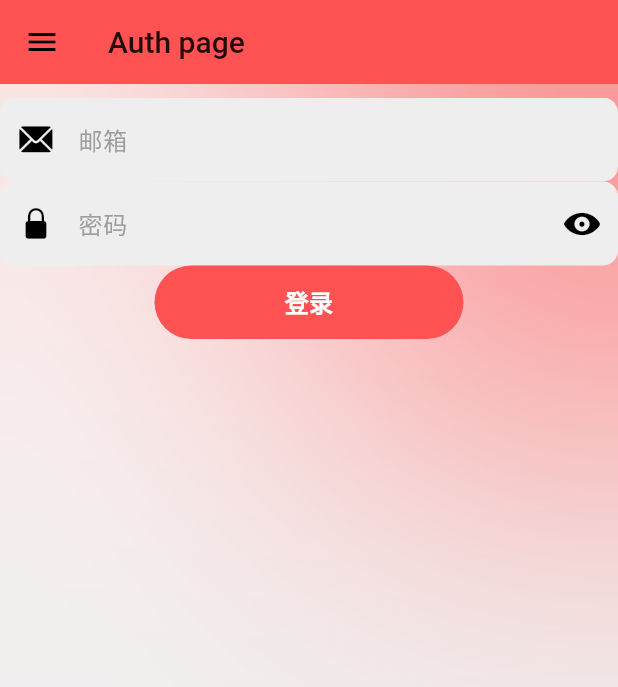
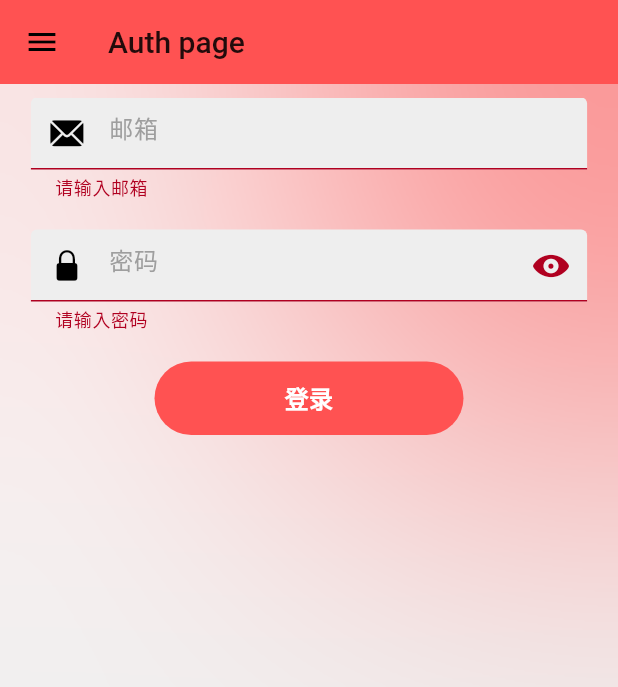
Before and after one commit to Keekuun/hello_flutter_pizza_app, a Flutter app: the screen it shows after launch, scrolled down 56 dp, after a tap on "登录", on a phone screen of 412 x 824 dp. Shown: the top 687 px of the screen. Run offline on Flutter 3.47's test engine with Material 3 defaults, Android fonts, the phone set to English and light mode, and no system bars.

Commit message:
feat: update sign page

```diff
--- a/lib/pages/auth/sign_in_page.dart
+++ b/lib/pages/auth/sign_in_page.dart
@@ -1,3 +1,5 @@
+import 'dart:developer';
+
 import 'package:flutter/cupertino.dart';
 import 'package:flutter/material.dart';
 
@@ -13,6 +15,7 @@ class SignInPage extends StatefulWidget {
 class _SignInPageState extends State<SignInPage> {
   final emailController = TextEditingController();
   final pwdController = TextEditingController();
+  final _formKey = GlobalKey<FormState>();
 
   String? _errorMsg;
   IconData pwdIcon = CupertinoIcons.eye_fill;
@@ -23,9 +26,11 @@ class _SignInPageState extends State<SignInPage> {
   @override
   Widget build(BuildContext context) {
     return Form(
+      key: _formKey,
       child: Column(
         children: [
           SizedBox(
+            width: MediaQuery.of(context).size.width * 0.9,
             child: MyTextField(
                 controller: emailController,
                 hintText: '邮箱',
@@ -33,17 +38,11 @@ class _SignInPageState extends State<SignInPage> {
                 keyboardType: TextInputType.emailAddress,
                 prefixIcon: const Icon(CupertinoIcons.mail_solid),
                 errorMsg: _errorMsg,
-                validator: (val) {
-                  if (val!.isEmpty) {
-                    return 'Please fill in this field';
-                  } else if (!RegExp(r'^[\w-\.]+@([\w-]+.)+[\w-]{2,4}$')
-                      .hasMatch(val)) {
-                    return 'Please enter a valid email';
-                  }
-                  return null;
-                }),
+                validator: _checkEmailValid),
           ),
+          const SizedBox(height: 20),
           SizedBox(
+            width: MediaQuery.of(context).size.width * 0.9,
             child: MyTextField(
               controller: pwdController,
               hintText: '密码',
@@ -51,34 +50,19 @@ class _SignInPageState extends State<SignInPage> {
               keyboardType: TextInputType.visiblePassword,
               prefixIcon: const Icon(CupertinoIcons.lock_fill),
               errorMsg: _errorMsg,
-              validator: (val) {
-                if (val!.isEmpty) {
-                  return 'Please fill in this field';
-                } else if (!RegExp(r'^[\w-\.]+@([\w-]+.)+[\w-]{2,4}$')
-                    .hasMatch(val)) {
-                  return 'Please enter a valid email';
-                }
-                return null;
-              },
+              validator: _checkPwdValid,
               suffixIcon: IconButton(
-                onPressed: () {
-                  setState(() {
-                    pwdVisible = !pwdVisible;
-
-                    pwdIcon = pwdVisible
-                        ? CupertinoIcons.eye_fill
-                        : CupertinoIcons.eye_slash_fill;
-                  });
-                },
+                onPressed: _handlePwdVisible,
                 icon: Icon(pwdIcon),
               ),
             ),
           ),
+          const SizedBox(height: 20),
           !signInRequired
               ? SizedBox(
                   width: MediaQuery.of(context).size.width * 0.5,
                   child: TextButton(
-                      onPressed: () {},
+                      onPressed: _handleLogin,
                       style: TextButton.styleFrom(
                           elevation: 3.0,
                           backgroundColor:
@@ -104,4 +88,42 @@ class _SignInPageState extends State<SignInPage> {
       ),
     );
   }
+
+  String? _checkEmailValid(String? val) {
+    if (val!.isEmpty) {
+      return '请输入邮箱';
+    } else if (!RegExp(r'^[\w-\.]+@([\w-]+.)+[\w-]{2,4}$').hasMatch(val)) {
+      return '您输入的邮箱不合法';
+    }
+    return null;
+  }
+
+  String? _checkPwdValid(String? val) {
+    if (val!.isEmpty) {
+      return '请输入密码';
+    } else if (!RegExp(
+            r'^(?=.*?[A-Z])(?=.*?[a-z])(?=.*?[0-9])(?=.*?[!@#\$&*~`)\%\-(_+=;:,.<>/?"[{\]}\|^]).{8,}$')
+        .hasMatch(val)) {
+      return '您输入的密码不合法';
+    }
+    return null;
+  }
+
+  void _handlePwdVisible() {
+    setState(() {
+      pwdVisible = !pwdVisible;
+      pwdIcon =
+          pwdVisible ? CupertinoIcons.eye_fill : CupertinoIcons.eye_slash_fill;
+    });
+  }
+
+  void _handleLogin() {
+    if (_formKey.currentState!.validate()) {
+      log('emailController ${emailController.text}');
+      log('pwdController ${pwdController.text}');
+      setState(() {
+        signInRequired = true;
+      });
+    }
+  }
 }
```
